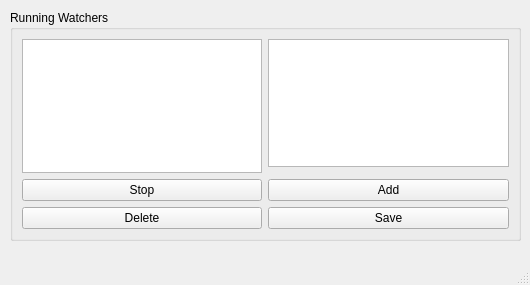
Qt form FPE/ui/QtMainWindow.ui (clockworkengineer/Constrictor) before a commit.
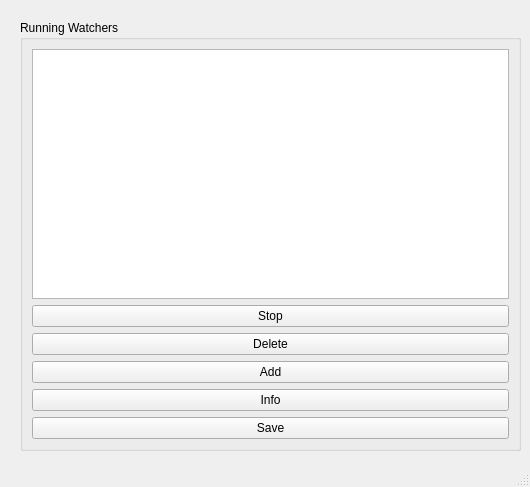
The same form after that commit.

Commit message: Add watcher info windows.

Diff of the .ui file:
```diff
--- a/FPE/ui/QtMainWindow.ui
+++ b/FPE/ui/QtMainWindow.ui
@@ -7,7 +7,7 @@
     <x>0</x>
     <y>0</y>
     <width>530</width>
-    <height>285</height>
+    <height>487</height>
    </rect>
   </property>
   <property name="sizePolicy">
@@ -25,7 +25,7 @@
   <property name="maximumSize">
    <size>
     <width>530</width>
-    <height>285</height>
+    <height>500</height>
    </size>
   </property>
   <property name="windowTitle">
@@ -35,54 +35,58 @@
    <widget class="QGroupBox" name="running_watchers_groupbox">
     <property name="geometry">
      <rect>
-      <x>10</x>
-      <y>10</y>
-      <width>511</width>
-      <height>231</height>
+      <x>20</x>
+      <y>20</y>
+      <width>501</width>
+      <height>431</height>
      </rect>
     </property>
     <property name="title">
      <string>Running Watchers</string>
     </property>
     <layout class="QGridLayout" name="gridLayout">
-     <item row="7" column="1">
-      <widget class="QPushButton" name="fpe_running_watcher_save_button">
-       <property name="text">
-        <string>Save</string>
-       </property>
-      </widget>
-     </item>
-     <item row="0" column="1" rowspan="4">
-      <widget class="QPlainTextEdit" name="fpe_watcher_config_textedit"/>
-     </item>
-     <item row="7" column="0">
-      <widget class="QPushButton" name="fpe_running_watcher_delete_button">
-       <property name="text">
-        <string>Delete</string>
-       </property>
-      </widget>
-     </item>
-     <item row="0" column="0" rowspan="5">
+     <item row="0" column="0" rowspan="2">
       <widget class="QListWidget" name="fpe_running_watchers_list">
        <property name="currentRow">
         <number>-1</number>
        </property>
       </widget>
      </item>
-     <item row="6" column="1">
+     <item row="5" column="0">
       <widget class="QPushButton" name="fpe_running_watcher_add_button">
        <property name="text">
         <string>Add</string>
        </property>
       </widget>
      </item>
-     <item row="6" column="0">
+     <item row="7" column="0">
+      <widget class="QPushButton" name="fpe_running_watcher_save_button">
+       <property name="text">
+        <string>Save</string>
+       </property>
+      </widget>
+     </item>
+     <item row="4" column="0">
+      <widget class="QPushButton" name="fpe_running_watcher_delete_button">
+       <property name="text">
+        <string>Delete</string>
+       </property>
+      </widget>
+     </item>
+     <item row="3" column="0">
       <widget class="QPushButton" name="fpe_running_watcher_start_stop_button">
        <property name="text">
         <string>Stop</string>
        </property>
       </widget>
      </item>
+     <item row="6" column="0">
+      <widget class="QPushButton" name="fpe_running_watcher_info_button">
+       <property name="text">
+        <string>Info</string>
+       </property>
+      </widget>
+     </item>
     </layout>
    </widget>
   </widget>
```
The commit also changes 4 other files.
